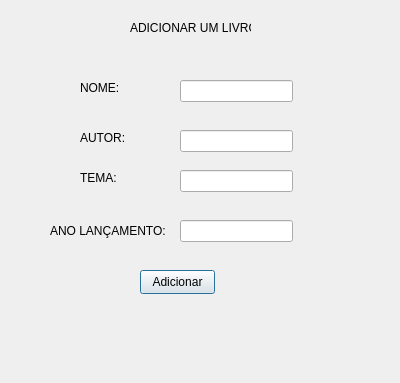
Qt form GUI_BIBLIOTECA/addbookwindow.ui (gabriotz/Project-edoo) before a commit.
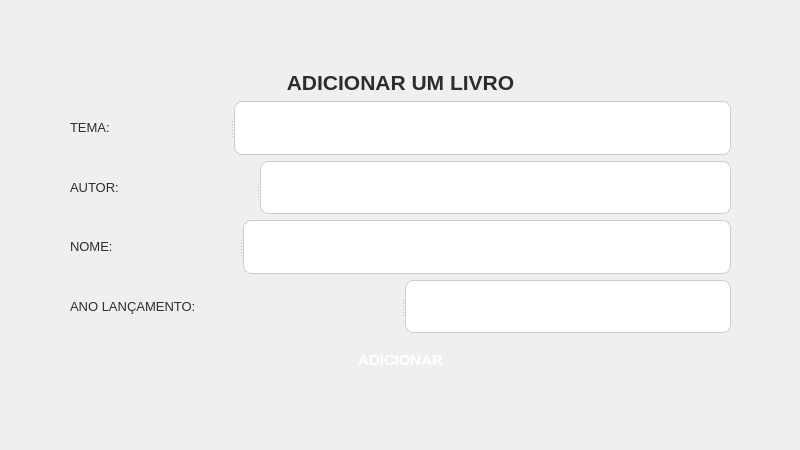
The same form after that commit.

Diff of the .ui file:
```diff
--- a/GUI_BIBLIOTECA/addbookwindow.ui
+++ b/GUI_BIBLIOTECA/addbookwindow.ui
@@ -6,130 +6,168 @@
    <rect>
     <x>0</x>
     <y>0</y>
-    <width>400</width>
-    <height>383</height>
+    <width>800</width>
+    <height>450</height>
    </rect>
   </property>
+  <property name="minimumSize">
+   <size>
+    <width>800</width>
+    <height>450</height>
+   </size>
+  </property>
+  <property name="maximumSize">
+   <size>
+    <width>800</width>
+    <height>450</height>
+   </size>
+  </property>
   <property name="windowTitle">
    <string>Dialog</string>
   </property>
+  <widget class="QWidget" name="">
+   <property name="geometry">
+    <rect>
+     <x>70</x>
+     <y>70</y>
+     <width>661</width>
+     <height>311</height>
+    </rect>
+   </property>
+   <layout class="QVBoxLayout" name="verticalLayout_2">
+    <item>
   <widget class="QLabel" name="label">
-   <property name="geometry">
-    <rect>
-     <x>130</x>
-     <y>20</y>
-     <width>121</width>
-     <height>16</height>
-    </rect>
-   </property>
+      <property name="text">
+       <string>&lt;html&gt;&lt;head/&gt;&lt;body&gt;&lt;p align=&quot;center&quot;&gt;&lt;span style=&quot; font-size:16pt; font-weight:700; color:#2d2d2d;&quot;&gt;ADICIONAR UM LIVRO&lt;/span&gt;&lt;/p&gt;&lt;/body&gt;&lt;/html&gt;</string>
+      </property>
+     </widget>
+    </item>
+    <item>
+     <widget class="QSplitter" name="splitter_5">
+      <property name="orientation">
+       <enum>Qt::Orientation::Vertical</enum>
+      </property>
+      <widget class="QWidget" name="">
+       <layout class="QVBoxLayout" name="verticalLayout">
+        <item>
+         <widget class="QSplitter" name="splitter">
+          <property name="orientation">
+           <enum>Qt::Orientation::Horizontal</enum>
+          </property>
+          <widget class="QLabel" name="label_4">
    <property name="text">
-    <string>ADICIONAR UM LIVRO</string>
+            <string>&lt;html&gt;&lt;head/&gt;&lt;body&gt;&lt;p&gt;&lt;span style=&quot; font-size:10pt; color:#2d2d2d;&quot;&gt;TEMA:&lt;/span&gt;&lt;/p&gt;&lt;/body&gt;&lt;/html&gt;</string>
    </property>
   </widget>
   <widget class="QLineEdit" name="namelineEdit">
-   <property name="geometry">
-    <rect>
-     <x>180</x>
-     <y>80</y>
-     <width>113</width>
-     <height>22</height>
-    </rect>
-   </property>
-  </widget>
-  <widget class="QLabel" name="label_2">
-   <property name="geometry">
-    <rect>
-     <x>80</x>
-     <y>80</y>
-     <width>61</width>
-     <height>16</height>
-    </rect>
-   </property>
-   <property name="text">
-    <string>NOME:</string>
-   </property>
-  </widget>
+           <property name="styleSheet">
+            <string notr="true">background-color: white;
+border: 1px solid #CCCCCC;
+padding: 8px;
+border-radius: 8px;
+color: #2D2D2D;
+outline: none; /* Remove a borda de foco padrão do SO */
+font: 700 10pt &quot;Segoe UI&quot;;</string>
+           </property>
+          </widget>
+         </widget>
+        </item>
+        <item>
+         <widget class="QSplitter" name="splitter_2">
+          <property name="orientation">
+           <enum>Qt::Orientation::Horizontal</enum>
+          </property>
   <widget class="QLabel" name="label_3">
-   <property name="geometry">
-    <rect>
-     <x>80</x>
-     <y>130</y>
-     <width>61</width>
-     <height>16</height>
-    </rect>
-   </property>
    <property name="text">
-    <string>AUTOR:</string>
+            <string>&lt;html&gt;&lt;head/&gt;&lt;body&gt;&lt;p&gt;&lt;span style=&quot; font-size:10pt; color:#2d2d2d;&quot;&gt;AUTOR:&lt;/span&gt;&lt;/p&gt;&lt;/body&gt;&lt;/html&gt;</string>
    </property>
   </widget>
   <widget class="QLineEdit" name="authorlineEdit">
-   <property name="geometry">
-    <rect>
-     <x>180</x>
-     <y>130</y>
-     <width>113</width>
-     <height>22</height>
-    </rect>
-   </property>
-  </widget>
-  <widget class="QLabel" name="label_4">
-   <property name="geometry">
-    <rect>
-     <x>80</x>
-     <y>170</y>
-     <width>61</width>
-     <height>16</height>
-    </rect>
-   </property>
+           <property name="styleSheet">
+            <string notr="true">background-color: white;
+border: 1px solid #CCCCCC;
+padding: 8px;
+border-radius: 8px;
+color: #2D2D2D;
+outline: none; /* Remove a borda de foco padrão do SO */
+font: 700 10pt &quot;Segoe UI&quot;;</string>
+           </property>
+          </widget>
+         </widget>
+        </item>
+        <item>
+         <widget class="QSplitter" name="splitter_3">
+          <property name="orientation">
+           <enum>Qt::Orientation::Horizontal</enum>
+          </property>
+          <widget class="QLabel" name="label_2">
    <property name="text">
-    <string>TEMA:</string>
+            <string>&lt;html&gt;&lt;head/&gt;&lt;body&gt;&lt;p&gt;&lt;span style=&quot; font-size:10pt; color:#2d2d2d;&quot;&gt;NOME:&lt;/span&gt;&lt;/p&gt;&lt;/body&gt;&lt;/html&gt;</string>
    </property>
   </widget>
   <widget class="QLineEdit" name="topiclineEdit">
-   <property name="geometry">
-    <rect>
-     <x>180</x>
-     <y>170</y>
-     <width>113</width>
-     <height>22</height>
-    </rect>
-   </property>
-  </widget>
+           <property name="styleSheet">
+            <string notr="true">background-color: white;
+border: 1px solid #CCCCCC;
+padding: 8px;
+border-radius: 8px;
+color: #2D2D2D;
+outline: none; /* Remove a borda de foco padrão do SO */
+font: 700 10pt &quot;Segoe UI&quot;;</string>
+           </property>
+          </widget>
+         </widget>
+        </item>
+        <item>
+         <widget class="QSplitter" name="splitter_4">
+          <property name="orientation">
+           <enum>Qt::Orientation::Horizontal</enum>
+          </property>
   <widget class="QLabel" name="label_5">
-   <property name="geometry">
-    <rect>
-     <x>50</x>
-     <y>210</y>
-     <width>121</width>
-     <height>41</height>
-    </rect>
-   </property>
    <property name="text">
-    <string>ANO LANÇAMENTO:</string>
+            <string>&lt;html&gt;&lt;head/&gt;&lt;body&gt;&lt;p&gt;&lt;span style=&quot; font-size:10pt; color:#2d2d2d;&quot;&gt;ANO LANÇAMENTO:&lt;/span&gt;&lt;/p&gt;&lt;/body&gt;&lt;/html&gt;</string>
    </property>
   </widget>
   <widget class="QLineEdit" name="yearlineEdit">
-   <property name="geometry">
-    <rect>
-     <x>180</x>
-     <y>220</y>
-     <width>113</width>
-     <height>22</height>
-    </rect>
-   </property>
-  </widget>
+           <property name="styleSheet">
+            <string notr="true">background-color: white;
+border: 1px solid #CCCCCC;
+padding: 8px;
+border-radius: 8px;
+color: #2D2D2D;
+outline: none; /* Remove a borda de foco padrão do SO */
+font: 700 10pt &quot;Segoe UI&quot;;</string>
+           </property>
+          </widget>
+         </widget>
+        </item>
+       </layout>
+      </widget>
+     </widget>
+    </item>
+    <item>
   <widget class="QPushButton" name="addBookButton">
-   <property name="geometry">
-    <rect>
-     <x>140</x>
-     <y>270</y>
-     <width>75</width>
-     <height>24</height>
-    </rect>
+      <property name="styleSheet">
+       <string notr="true">background: qlineargradient(
+    x1:0, y1:0, x2:1, y2:0,
+    stop:0 #8B0000, stop:1 #ED1C24
+);
+color: white;
+border: none;
+padding: 12px 20px;
+font-size: 15px;
+font-weight: bold;
+border-radius: 10px;
+text-align: center;
+
+</string>
    </property>
    <property name="text">
-    <string>Adicionar</string>
-   </property>
+       <string>ADICIONAR</string>
+      </property>
+     </widget>
+    </item>
+   </layout>
   </widget>
  </widget>
  <resources/>
```
Lines whose indentation alone changed are shown as unchanged.
